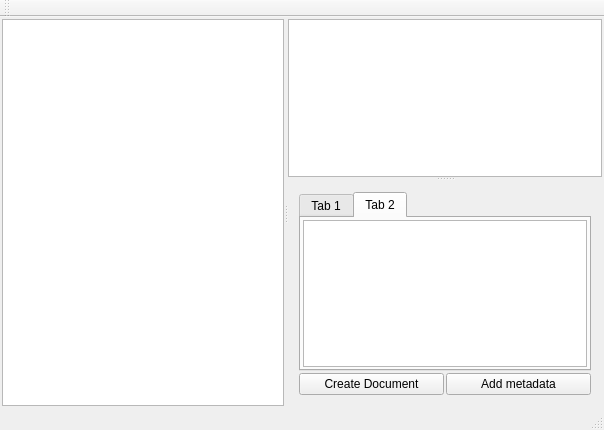
Old version of the form eDoc-Client/mainwindow.ui in the repository diegowald/eDoc.
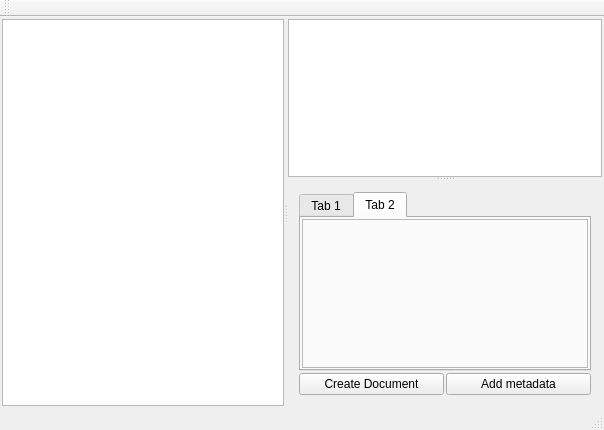
New version of the form.

Diff of the .ui file:
```diff
--- a/eDoc-Client/mainwindow.ui
+++ b/eDoc-Client/mainwindow.ui
@@ -82,22 +82,29 @@
             </attribute>
             <layout class="QVBoxLayout" name="verticalLayout_2">
              <property name="spacing">
-              <number>2</number>
+              <number>1</number>
              </property>
              <property name="leftMargin">
-              <number>2</number>
+              <number>1</number>
              </property>
              <property name="topMargin">
-              <number>2</number>
+              <number>1</number>
              </property>
              <property name="rightMargin">
-              <number>2</number>
+              <number>1</number>
              </property>
              <property name="bottomMargin">
-              <number>2</number>
+              <number>1</number>
              </property>
              <item>
-              <widget class="QListWidget" name="listWidget"/>
+              <widget class="QFrame" name="frame">
+               <property name="frameShape">
+                <enum>QFrame::StyledPanel</enum>
+               </property>
+               <property name="frameShadow">
+                <enum>QFrame::Raised</enum>
+               </property>
+              </widget>
              </item>
             </layout>
            </widget>
```
